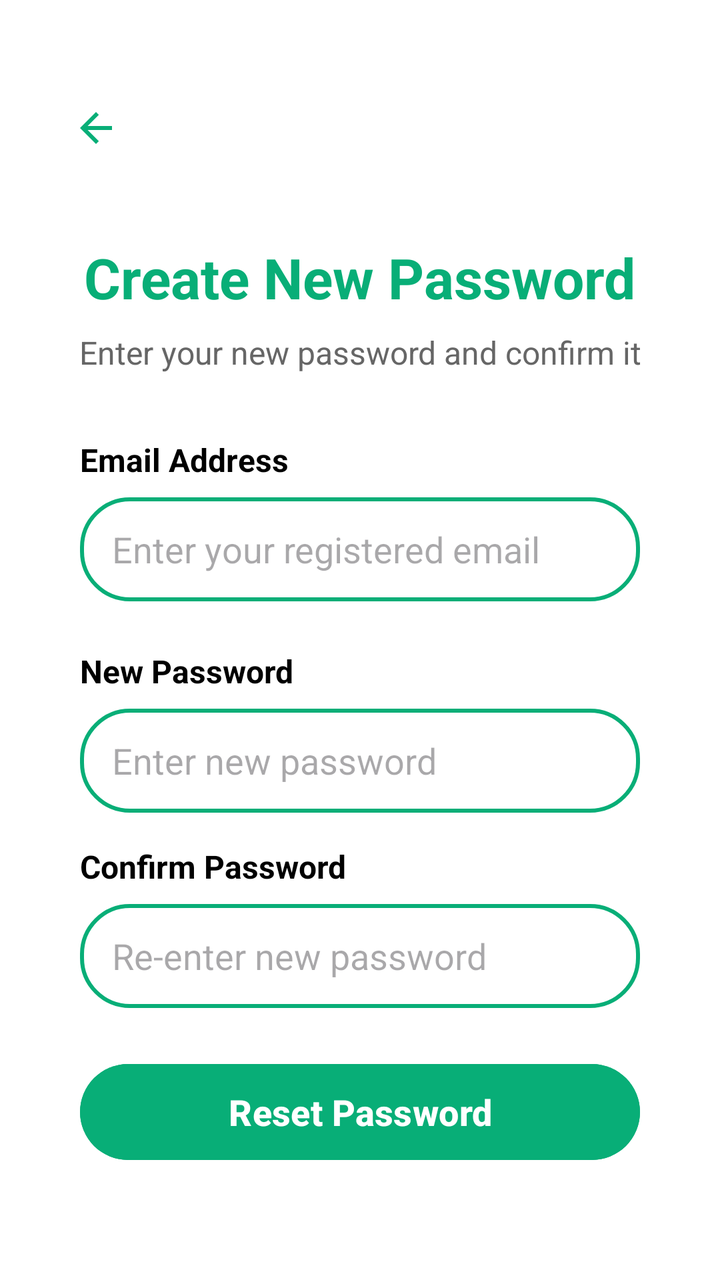
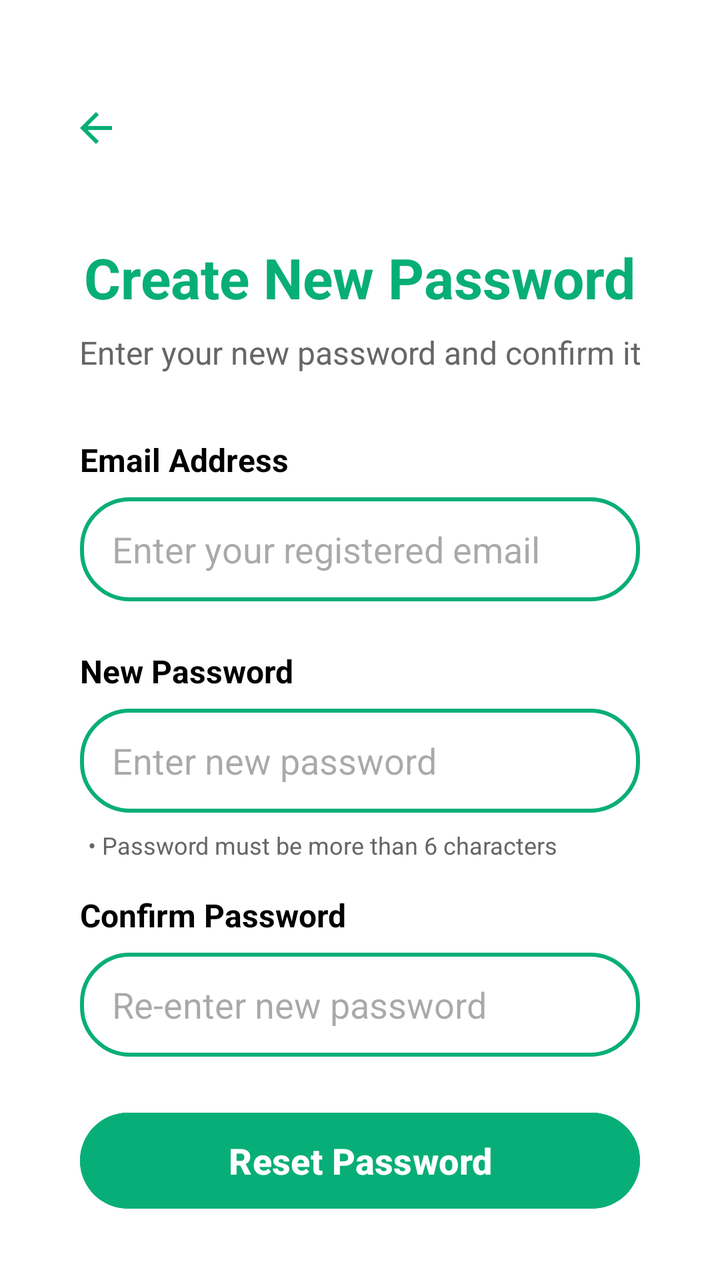

Before-and-after screenshots of an Android layout around one commit, followed by the original layout XML and the change that was made.
<!-- AndroidManifest.xml: application theme Theme.WILPROJECT -->
<!-- res/layout/activity_forgot_password.xml -->
<?xml version="1.0" encoding="utf-8"?>
<ScrollView xmlns:android="http://schemas.android.com/apk/res/android"
    xmlns:app="http://schemas.android.com/apk/res-auto"
    xmlns:tools="http://schemas.android.com/tools"
    android:layout_width="match_parent"
    android:layout_height="match_parent"
    android:background="@color/white"
    android:fillViewport="true"
    tools:context=".ForgotPassword">

    <LinearLayout
        android:layout_width="match_parent"
        android:layout_height="wrap_content"
        android:orientation="vertical"
        android:padding="24dp">

        
        <ImageButton
            android:id="@+id/btnBack"
            android:layout_width="48dp"
            android:layout_height="48dp"
            android:background="?attr/selectableItemBackgroundBorderless"
            android:src="@drawable/baseline_arrow_back_24"
            android:layout_marginTop="16dp"
            android:layout_marginBottom="16dp"
            android:contentDescription="Back" />

        
        <LinearLayout
            android:layout_width="match_parent"
            android:layout_height="wrap_content"
            android:orientation="vertical"
            android:gravity="center_horizontal"
            android:layout_marginTop="16dp"
            android:layout_marginBottom="32dp">

            <TextView
                android:layout_width="wrap_content"
                android:layout_height="wrap_content"
                android:text="Create New Password"
                android:textColor="#08AE77"
                android:textSize="28sp"
                android:textStyle="bold" />

            <TextView
                android:layout_width="wrap_content"
                android:layout_height="wrap_content"
                android:layout_marginTop="8dp"
                android:text="Enter your new password and confirm it"
                android:textColor="#666666"
                android:textSize="16sp"
                android:textAlignment="center" />

        </LinearLayout>

        
        <LinearLayout
            android:layout_width="match_parent"
            android:layout_height="wrap_content"
            android:orientation="vertical"
            android:paddingHorizontal="16dp">
            <TextView
                android:layout_width="wrap_content"
                android:layout_height="wrap_content"
                android:text="Email Address"
                android:textColor="#000000"
                android:textSize="16sp"
                android:textStyle="bold"
                android:layout_marginBottom="8dp" />
            <EditText
                android:id="@+id/etEmail"
                android:layout_width="match_parent"
                android:layout_height="52dp"
                android:background="@drawable/edittext_rounded_border"
                android:hint="Enter your registered email"
                android:inputType="textEmailAddress"
                android:paddingHorizontal="16dp"
                android:layout_marginBottom="24dp" />

            
            <TextView
                android:layout_width="wrap_content"
                android:layout_height="wrap_content"
                android:text="New Password"
                android:textColor="#000000"
                android:textSize="16sp"
                android:textStyle="bold"
                android:layout_marginBottom="8dp" />

            <EditText
                android:id="@+id/etNewPassword"
                android:layout_width="match_parent"
                android:layout_height="52dp"
                android:background="@drawable/edittext_rounded_border"
                android:hint="Enter new password"
                android:inputType="textPassword"
                android:paddingHorizontal="16dp"
                android:drawableEnd="@drawable/ic_eye"
                android:layout_marginBottom="16dp" />

            
            <TextView
                android:layout_width="wrap_content"
                android:layout_height="wrap_content"
                android:text="Confirm Password"
                android:textColor="#000000"
                android:textSize="16sp"
                android:textStyle="bold"
                android:layout_marginBottom="8dp" />

            <EditText
                android:id="@+id/etConfirmPassword"
                android:layout_width="match_parent"
                android:layout_height="52dp"
                android:background="@drawable/edittext_rounded_border"
                android:hint="Re-enter new password"
                android:inputType="textPassword"
                android:paddingHorizontal="16dp"
                android:drawableEnd="@drawable/ic_eye"
                android:layout_marginBottom="24dp" />



            
            <Button
                android:id="@+id/btnResetPassword"
                android:layout_width="match_parent"
                android:layout_height="56dp"
                android:backgroundTint="#08AE77"
                android:text="Reset Password"
                android:textSize="18sp"
                android:textStyle="bold"
                android:textColor="@color/white"
                android:gravity="center" />

            
            <ProgressBar
                android:id="@+id/progressBar"
                android:layout_width="wrap_content"
                android:layout_height="wrap_content"
                android:layout_gravity="center"
                android:layout_marginTop="16dp"
                android:visibility="gone" />

            
            <TextView
                android:id="@+id/tvSuccessMessage"
                android:layout_width="match_parent"
                android:layout_height="wrap_content"
                android:layout_marginTop="24dp"
                android:background="#E8F5E8"
                android:padding="16dp"
                android:text="Password reset successfully! You can now login with your new password."
                android:textColor="#08AE77"
                android:textSize="14sp"
                android:visibility="gone"
                android:drawablePadding="8dp"
                android:drawableStart="@drawable/ic_check_circle" />

        </LinearLayout>

    </LinearLayout>

</ScrollView>
<!-- resources referenced by this layout -->
<resources>
  <color name="white">#FFFFFFFF</color>
  <!-- drawable baseline_arrow_back_24 (drawable) -->
  <vector xmlns:android="http://schemas.android.com/apk/res/android" android:autoMirrored="true" android:height="24dp" android:tint="#08AE77" android:viewportHeight="24" android:viewportWidth="24" android:width="24dp">
        
      <path android:fillColor="@android:color/white" android:pathData="M20,11H7.83l5.59,-5.59L12,4l-8,8 8,8 1.41,-1.41L7.83,13H20v-2z"/>
      
  </vector>
  <!-- drawable edittext_rounded_border (drawable) -->
  <?xml version="1.0" encoding="utf-8"?>
  <shape xmlns:android="http://schemas.android.com/apk/res/android" android:shape="rectangle">
      <solid android:color="#FFFFFF" />
      <stroke android:color="#08AE77" android:width="2dp" />
      <corners android:radius="24dp" />
  </shape>
  <!-- drawable ic_check_circle (drawable) -->
  <vector xmlns:android="http://schemas.android.com/apk/res/android"
      android:width="24dp"
      android:height="24dp"
      android:viewportWidth="24"
      android:viewportHeight="24"
      android:tint="#08AE77">
      <path
          android:fillColor="@android:color/white"
          android:pathData="M12,2C6.48,2 2,6.48 2,12s4.48,10 10,10 10,-4.48 10,-10S17.52,2 12,2zM10,17l-5,-5 1.41,-1.41L10,14.17l7.59,-7.59L19,8l-9,9z"/>
  </vector>
  <!-- drawable ic_eye (drawable) -->
  <?xml version="1.0" encoding="utf-8"?>
  <selector xmlns:android="http://schemas.android.com/apk/res/android">
  
  </selector>
  <style name="Theme.WILPROJECT" parent="Base.Theme.WILPROJECT" />
  <style name="Base.Theme.WILPROJECT" parent="Theme.Material3.DayNight.NoActionBar">
          
          
      </style>
</resources>

<!-- the commit's change to res/layout/activity_forgot_password.xml (unified diff, before → after) -->
@@ -14,7 +14,6 @@
         android:orientation="vertical"
         android:padding="24dp">
 
-        
         <ImageButton
             android:id="@+id/btnBack"
             android:layout_width="48dp"
@@ -25,7 +24,6 @@
             android:layout_marginBottom="16dp"
             android:contentDescription="Back" />
 
-        
         <LinearLayout
             android:layout_width="match_parent"
             android:layout_height="wrap_content"
@@ -53,12 +51,12 @@
 
         </LinearLayout>
 
-        
         <LinearLayout
             android:layout_width="match_parent"
             android:layout_height="wrap_content"
             android:orientation="vertical"
             android:paddingHorizontal="16dp">
+
             <TextView
                 android:layout_width="wrap_content"
                 android:layout_height="wrap_content"
@@ -67,6 +65,7 @@
                 android:textSize="16sp"
                 android:textStyle="bold"
                 android:layout_marginBottom="8dp" />
+
             <EditText
                 android:id="@+id/etEmail"
                 android:layout_width="match_parent"
@@ -77,7 +76,6 @@
                 android:paddingHorizontal="16dp"
                 android:layout_marginBottom="24dp" />
 
-            
             <TextView
                 android:layout_width="wrap_content"
                 android:layout_height="wrap_content"
@@ -96,9 +94,17 @@
                 android:inputType="textPassword"
                 android:paddingHorizontal="16dp"
                 android:drawableEnd="@drawable/ic_eye"
-                android:layout_marginBottom="16dp" />
+                android:layout_marginBottom="8dp" />
 
-            
+            <TextView
+                android:layout_width="match_parent"
+                android:layout_height="wrap_content"
+                android:text="• Password must be more than 6 characters"
+                android:textColor="#666666"
+                android:textSize="12sp"
+                android:layout_marginBottom="16dp"
+                android:paddingStart="4dp" />
+
             <TextView
                 android:layout_width="wrap_content"
                 android:layout_height="wrap_content"
@@ -119,9 +125,6 @@
                 android:drawableEnd="@drawable/ic_eye"
                 android:layout_marginBottom="24dp" />
 
-
-
-            
             <Button
                 android:id="@+id/btnResetPassword"
                 android:layout_width="match_parent"
@@ -133,7 +136,6 @@
                 android:textColor="@color/white"
                 android:gravity="center" />
 
-            
             <ProgressBar
                 android:id="@+id/progressBar"
                 android:layout_width="wrap_content"
@@ -142,7 +144,6 @@
                 android:layout_marginTop="16dp"
                 android:visibility="gone" />
 
-            
             <TextView
                 android:id="@+id/tvSuccessMessage"
                 android:layout_width="match_parent"
